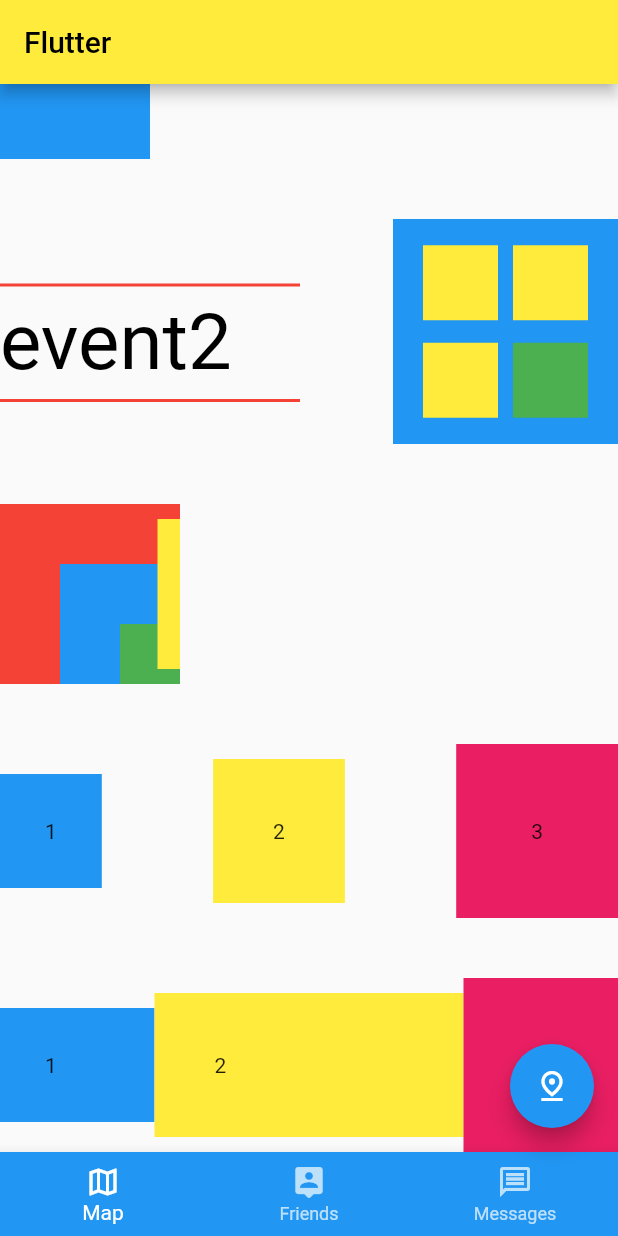
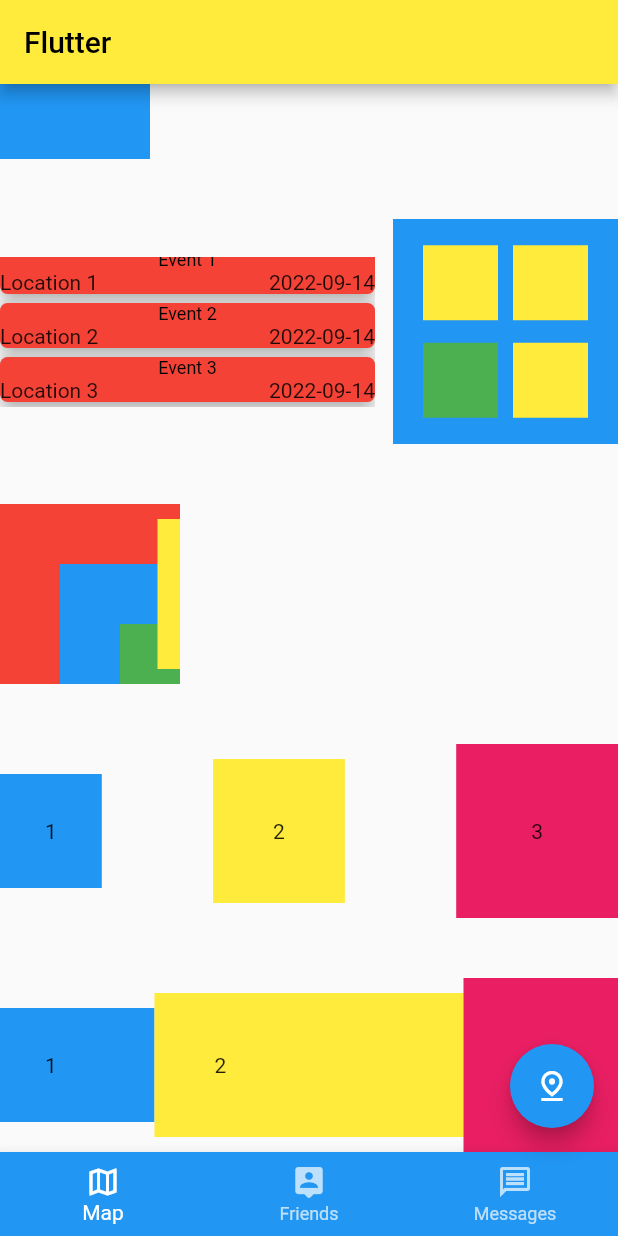
Before and after one commit to Konversys/flutter_tutorial, a Flutter app: the screen it shows after launch, on a phone screen of 412 x 824 dp. Run offline on Flutter 3.47's test engine with Material 2 defaults, Android fonts, the phone set to English and light mode, and no system bars; statements that could not run were skipped.

Commit message:
ListView Widget

```diff
--- /dev/null
+++ b/lib/event.dart
@@ -0,0 +1,7 @@
+class Event {
+  Event({required this.name, required this.location, required this.startDateTime});
+
+  String name;
+  String location;
+  DateTime startDateTime;
+}
--- a/lib/main.dart
+++ b/lib/main.dart
@@ -1,11 +1,20 @@
 // ignore_for_file: prefer_const_literals_to_create_immutables
 
 import 'package:flutter/material.dart';
+import 'package:flutter_tutorial/event.dart';
+import 'package:intl/intl.dart';
 
 void main() => runApp(FlutterTutorialApp());
 
 class FlutterTutorialApp extends StatelessWidget {
-  final List<String> events = ["event1", "event2", "event3"];
+  final List<Event> events = [
+    Event(
+        name: "Event 1", location: "Location 1", startDateTime: DateTime.now()),
+    Event(
+        name: "Event 2", location: "Location 2", startDateTime: DateTime.now()),
+    Event(
+        name: "Event 3", location: "Location 3", startDateTime: DateTime.now()),
+  ];
 
   @override
   Widget build(BuildContext context) {
@@ -33,15 +42,34 @@ class FlutterTutorialApp extends StatelessWidget {
               children: [
                 SizedBox(
                   height: 100,
-                  width: 200,
-                  child: ListView.separated(
+                  width: 250,
+                  child: ListView.builder(
                     itemCount: events.length,
-                    itemBuilder: (_, index) => Text(
-                      events[index],
-                      style: TextStyle(fontSize: 52, color: Colors.black),
-                    ),
-                    separatorBuilder: (_, index) =>
-                        Divider(color: Colors.red, thickness: 2),
+                    itemBuilder: (_, index) => Card(
+                        color: Colors.red,
+                        margin: EdgeInsets.symmetric(vertical: 3),
+                        shape: RoundedRectangleBorder(borderRadius: BorderRadius.circular(5)),
+                        elevation: 5,
+                        child: Column(
+                          children: [
+                            Text(
+                              events[index].name,
+                              style:
+                                  TextStyle(fontSize: 12, color: Colors.black),
+                            ),
+                            Row(
+                              mainAxisAlignment: MainAxisAlignment.spaceBetween,
+                              children: [
+                                Text(events[index].location),
+                                Container(
+                                  margin: EdgeInsets.only(left: 10),
+                                  child: Text(
+                                    DateFormat('yyyy-MM-dd').format(events[index].startDateTime)),
+                                )
+                              ],
+                            )
+                          ],
+                        )),
                     physics: BouncingScrollPhysics(),
                     controller: ScrollController(initialScrollOffset: 50),
                     reverse: false,
--- a/pubspec.yaml
+++ b/pubspec.yaml
@@ -17,6 +17,7 @@ dev_dependencies:
     sdk: flutter
   flutter_svg: ^1.1.4
   flutter_lints: ^2.0.0
+  intl: ^0.17.0
 
 flutter:
   uses-material-design: true
```
Also changed, not shown: pubspec.lock.
